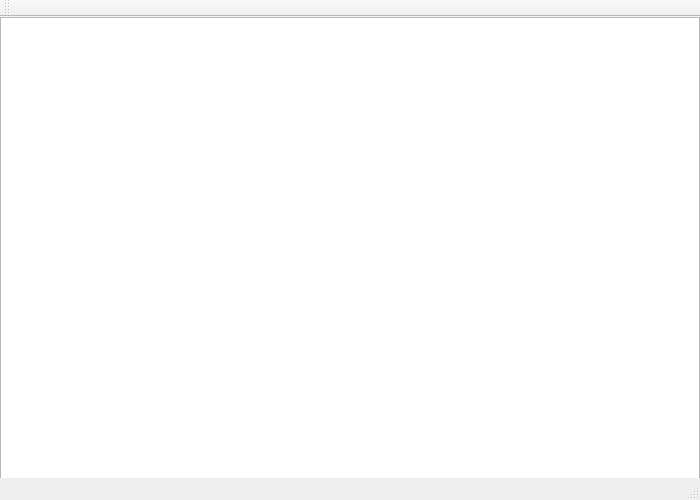
Above: ui/mainwindow.ui from marijamijailovic/RS07-spectrum before the change. Below: the same form after it.
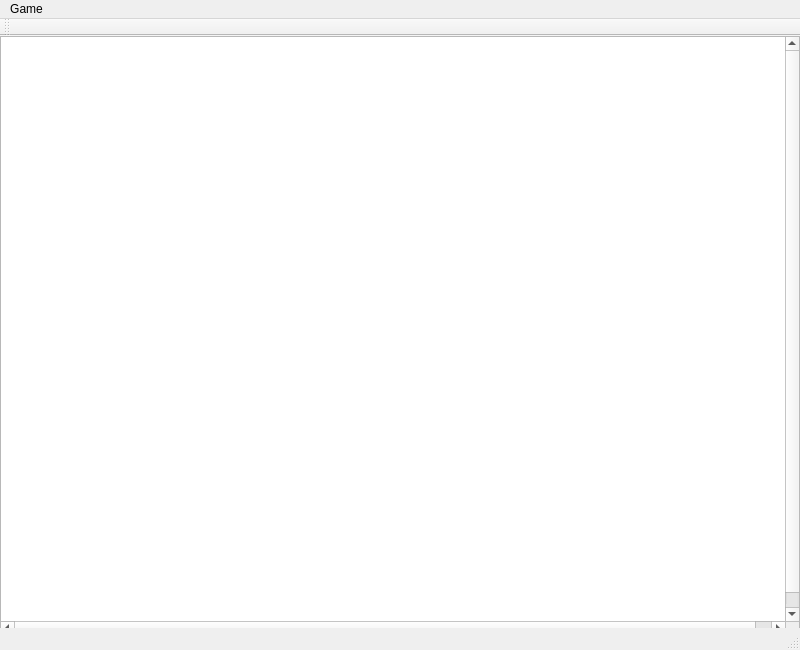
That is the form after the change.

```diff
--- a/ui/mainwindow.ui
+++ b/ui/mainwindow.ui
@@ -6,8 +6,8 @@
    <rect>
     <x>0</x>
     <y>0</y>
-    <width>700</width>
-    <height>500</height>
+    <width>800</width>
+    <height>650</height>
    </rect>
   </property>
   <property name="windowTitle">
@@ -19,31 +19,45 @@
      <rect>
       <x>0</x>
       <y>0</y>
-      <width>700</width>
-      <height>500</height>
+      <width>800</width>
+      <height>600</height>
      </rect>
     </property>
+    <property name="sceneRect">
+     <rectf>
+      <x>0.000000000000000</x>
+      <y>0.000000000000000</y>
+      <width>800.000000000000000</width>
+      <height>600.000000000000000</height>
+     </rectf>
+    </property>
    </widget>
   </widget>
+  <widget class="QToolBar" name="tbMainToolbar">
+   <attribute name="toolBarArea">
+    <enum>TopToolBarArea</enum>
+   </attribute>
+   <attribute name="toolBarBreak">
+    <bool>false</bool>
+   </attribute>
+  </widget>
+  <widget class="QStatusBar" name="sbMainStatusBar"/>
   <widget class="QMenuBar" name="mbMainMenu">
    <property name="geometry">
     <rect>
      <x>0</x>
      <y>0</y>
-     <width>700</width>
+     <width>800</width>
      <height>21</height>
     </rect>
    </property>
+   <widget class="QMenu" name="menuGame">
+    <property name="title">
+     <string>Game</string>
+    </property>
+   </widget>
+   <addaction name="menuGame"/>
   </widget>
-  <widget class="QToolBar" name="tbMainToolbar">
-   <attribute name="toolBarArea">
-    <enum>TopToolBarArea</enum>
-   </attribute>
-   <attribute name="toolBarBreak">
-    <bool>false</bool>
-   </attribute>
-  </widget>
-  <widget class="QStatusBar" name="sbMainStatusBar"/>
  </widget>
  <layoutdefault spacing="6" margin="11"/>
  <resources/>
```
